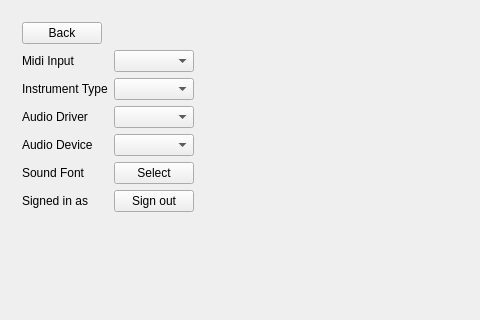
This is RoomClient/settingswindow.ui in ljmc2000/VirtualConcertHall as Qt 5 draws it before an edit; both pictures show x 0 to 480 and y 0 to 320 of the 778 by 477 pixel window. The edited form follows.
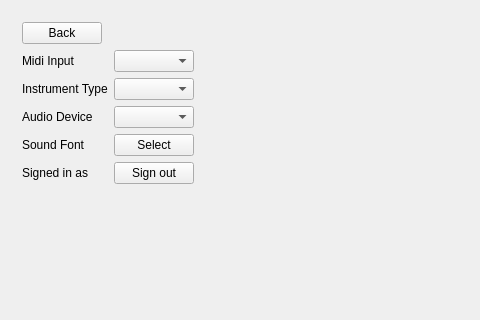
This is the edited form. Custom widgets are drawn as their Qt base class.

Commit message: removed setting for driver. portaudio will now be the only driver available on all platforms. while others worked on linux, windows only works well with portaudio

```diff
--- a/RoomClient/settingswindow.ui
+++ b/RoomClient/settingswindow.ui
@@ -86,53 +86,43 @@
        <widget class="QComboBox" name="instrumentTypeBox"/>
       </item>
       <item row="3" column="0">
-       <widget class="QLabel" name="audioDriverLabel">
+       <widget class="QLabel" name="audioDeviceLabel">
         <property name="text">
-         <string>Audio Driver</string>
+         <string>Audio Device</string>
         </property>
        </widget>
       </item>
       <item row="3" column="1">
-       <widget class="QComboBox" name="audioDriverBox"/>
+       <widget class="QComboBox" name="audioDeviceBox"/>
       </item>
-      <item row="5" column="0">
+      <item row="4" column="0">
        <widget class="QLabel" name="soundFontLabel">
         <property name="text">
          <string>Sound Font</string>
         </property>
        </widget>
       </item>
-      <item row="5" column="1">
+      <item row="4" column="1">
        <widget class="QPushButton" name="pickSfButton">
         <property name="text">
          <string>Select</string>
         </property>
        </widget>
       </item>
-      <item row="6" column="0">
+      <item row="5" column="0">
        <widget class="QLabel" name="signinLabel">
         <property name="text">
          <string>Signed in as</string>
         </property>
        </widget>
       </item>
-      <item row="6" column="1">
+      <item row="5" column="1">
        <widget class="QPushButton" name="signinButton">
         <property name="text">
          <string>Sign out</string>
         </property>
        </widget>
       </item>
-      <item row="4" column="1">
-       <widget class="QComboBox" name="audioDeviceBox"/>
-      </item>
-      <item row="4" column="0">
-       <widget class="QLabel" name="audioDeviceLabel">
-        <property name="text">
-         <string>Audio Device</string>
-        </property>
-       </widget>
-      </item>
      </layout>
     </widget>
    </item>
```
The commit also changes 4 other files.
